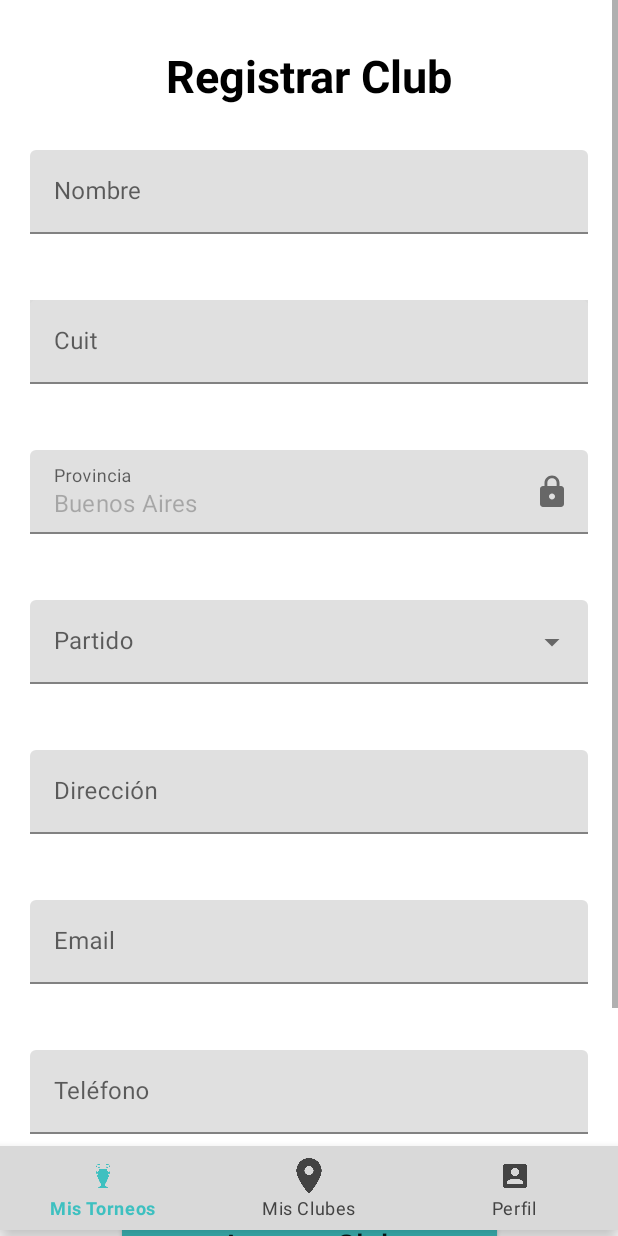
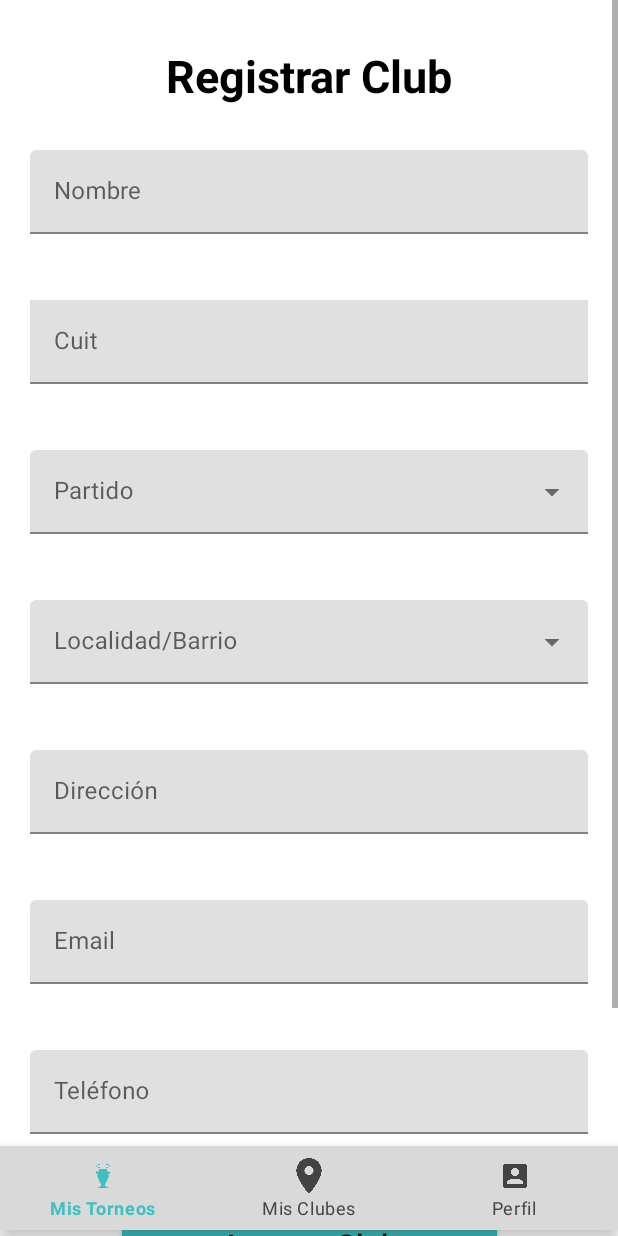
Before and after one commit to angryPotatoFace/Proyecto-Final_Padle-Match, an Android app: the AddClubFragment screen opened through its navigation route, on a phone screen of 412 x 824 dp. Run offline under Robolectric (Android 15) with nearby library versions, the phone set to English and light mode, and no system bars; our stand-ins replace Firebase (no records; nobody signed in at launch, a user with empty details on screens opened directly), navigation-ui.

Commit message:
correccion Partido

```diff
--- a/app/src/main/java/com/example/padle_match/fragments/AddClubFragment.kt
+++ b/app/src/main/java/com/example/padle_match/fragments/AddClubFragment.kt
@@ -79,7 +79,8 @@ class AddClubFragment : Fragment() {
         val id = ""
         val nombre = binding.nombreEditText.text.toString();
         val cuit = binding.cuitEditText.text.toString();
-        val provincia = binding.provinciaEditText.text.toString();
+        val provincia = "Buenos Aires";
+        //binding.provinciaEditText.text.toString();
         val partido = binding.listaPartidos.text.toString();
         val localidad = "Agregar";
         val direccion = binding.direccionEditText.text.toString();
@@ -143,7 +144,7 @@ class AddClubFragment : Fragment() {
     private fun cleanInputs() {
         binding.nombreEditText.setText("")
         binding.cuitEditText.setText("")
-        binding.provinciaEditText.setText("Buenos Aires")
+        //binding.provinciaEditText.setText("Buenos Aires")
         binding.listaPartidos.setText("")
         binding.direccionEditText.setText("")
         binding.emailEditText.setText("")
--- a/app/src/main/java/com/example/padle_match/fragments/AddClubViewModel.kt
+++ b/app/src/main/java/com/example/padle_match/fragments/AddClubViewModel.kt
@@ -24,10 +24,10 @@ class AddClubViewModel : ViewModel() {
     private var auth: FirebaseAuth = Firebase.auth
 
     suspend fun getPartidosList(): Array<String> {
-        var uid = auth.currentUser!!.uid
         val query =  db.collection("partidos")
         val clubs = query.get().await();
         val data = clubs.map { t -> t.data["nombre"] } as List<String>
+        Log.w("Lista DE CLUBS", data.toString())
         var list = data.toTypedArray();
 
         return list;
--- a/app/src/main/res/layout/fragment_add_club.xml
+++ b/app/src/main/res/layout/fragment_add_club.xml
@@ -96,28 +96,25 @@
     </com.google.android.material.textfield.TextInputLayout>
 
         <com.google.android.material.textfield.TextInputLayout
-            android:id="@+id/textInputLayout10"
-            style="@style/Widget.MaterialComponents.TextInputLayout.FilledBox"
+            android:id="@+id/listaPartidosTextInputLayout"
+            style="@style/Widget.MaterialComponents.TextInputLayout.FilledBox.ExposedDropdownMenu"
             android:layout_width="match_parent"
             android:layout_height="wrap_content"
             android:layout_marginStart="20dp"
             android:layout_marginTop="300dp"
             android:layout_marginEnd="20dp"
-            app:endIconMode="custom"
-            app:endIconDrawable="@drawable/ic_lock"
-            app:endIconContentDescription="Provincia no modificable"
             app:layout_constraintEnd_toEndOf="parent"
             app:layout_constraintStart_toStartOf="parent"
-            app:layout_constraintTop_toTopOf="parent">
+            app:layout_constraintTop_toTopOf="parent"
+            tools:ignore="MissingConstraints">
 
-            <EditText
-                android:id="@+id/provinciaEditText"
+
+            <AutoCompleteTextView
+                android:id="@+id/listaPartidos"
                 android:layout_width="match_parent"
                 android:layout_height="wrap_content"
-                android:enabled="false"
-                android:hint="Provincia"
-                android:text="Buenos Aires"
-                android:inputType="none" />
+                android:hint="Partido"/>
+
 
         </com.google.android.material.textfield.TextInputLayout>
 
@@ -203,7 +200,7 @@
             app:layout_constraintTop_toTopOf="parent" />
 
         <com.google.android.material.textfield.TextInputLayout
-            android:id="@+id/listaPartidosTextInputLayout"
+            android:id="@+id/listaLocalidadesTextInputLayout"
             style="@style/Widget.MaterialComponents.TextInputLayout.FilledBox.ExposedDropdownMenu"
             android:layout_width="match_parent"
             android:layout_height="wrap_content"
@@ -216,10 +213,10 @@
             tools:ignore="MissingConstraints">
 
             <AutoCompleteTextView
-                android:id="@+id/listaPartidos"
+                android:id="@+id/listaLocalidades"
                 android:layout_width="match_parent"
                 android:layout_height="wrap_content"
-                android:hint="Partido" />
+                android:hint="Localidad/Barrio" />
         </com.google.android.material.textfield.TextInputLayout>
 
     </androidx.constraintlayout.widget.ConstraintLayout>
--- a/app/src/main/res/layout/fragment_my_clubs.xml
+++ b/app/src/main/res/layout/fragment_my_clubs.xml
@@ -10,7 +10,7 @@
     <androidx.recyclerview.widget.RecyclerView
         android:id="@+id/club_list"
         android:layout_width="411dp"
-        android:layout_height="687dp"
+        android:layout_height="532dp"
         app:layout_constraintEnd_toEndOf="parent"
         app:layout_constraintStart_toStartOf="parent"
         app:layout_constraintTop_toBottomOf="@+id/tvTittleClub" />
--- a/app/src/main/res/layout/fragment_my_tournaments.xml
+++ b/app/src/main/res/layout/fragment_my_tournaments.xml
@@ -9,8 +9,8 @@
 
     <androidx.recyclerview.widget.RecyclerView
         android:id="@+id/tournament_list"
-        android:layout_width="411dp"
-        android:layout_height="687dp"
+        android:layout_width="391dp"
+        android:layout_height="532dp"
         app:layout_constraintEnd_toEndOf="parent"
         app:layout_constraintStart_toStartOf="parent"
         app:layout_constraintTop_toBottomOf="@+id/tv_tittle_tournament" />
```
